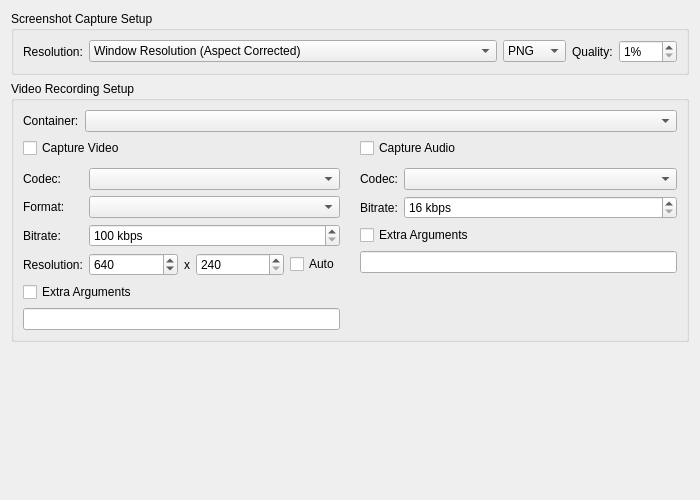
Old version of the form pcsx2-qt/Settings/GraphicsMediaCaptureSettingsTab.ui in the repository PCSX2/pcsx2.
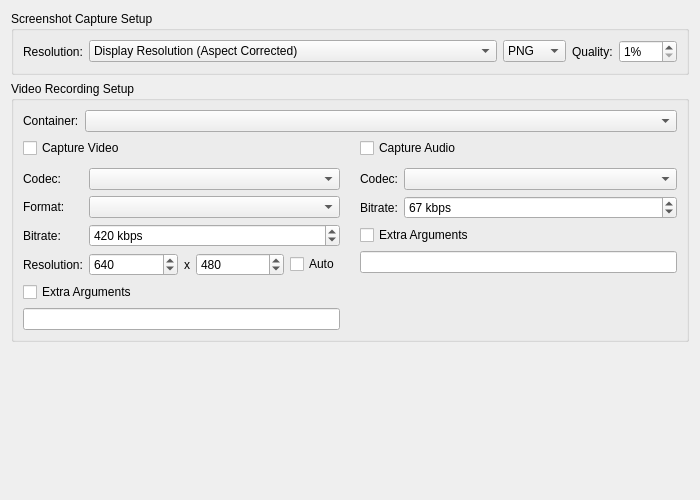
New version of the form.

Patch:
```diff
--- a/pcsx2-qt/Settings/GraphicsMediaCaptureSettingsTab.ui
+++ b/pcsx2-qt/Settings/GraphicsMediaCaptureSettingsTab.ui
@@ -42,7 +42,7 @@
           </property>
           <item>
            <property name="text">
-            <string>Window Resolution (Aspect Corrected)</string>
+            <string>Display Resolution (Aspect Corrected)</string>
            </property>
           </item>
           <item>
@@ -186,6 +186,9 @@
              <property name="singleStep">
               <number>1</number>
              </property>
+             <property name="value">
+              <number>67</number>
+             </property>
             </widget>
            </item>
            <item row="2" column="0" colspan="2">
@@ -273,6 +276,9 @@
              <property name="singleStep">
               <number>100</number>
              </property>
+             <property name="value">
+              <number>420</number>
+             </property>
             </widget>
            </item>
            <item row="3" column="0">
@@ -325,7 +331,7 @@
                 <number>16</number>
                </property>
                <property name="value">
-                <number>240</number>
+                <number>480</number>
                </property>
               </widget>
              </item>
```
Left out of the diff: 2 changed lines with no effect on the pictures.
